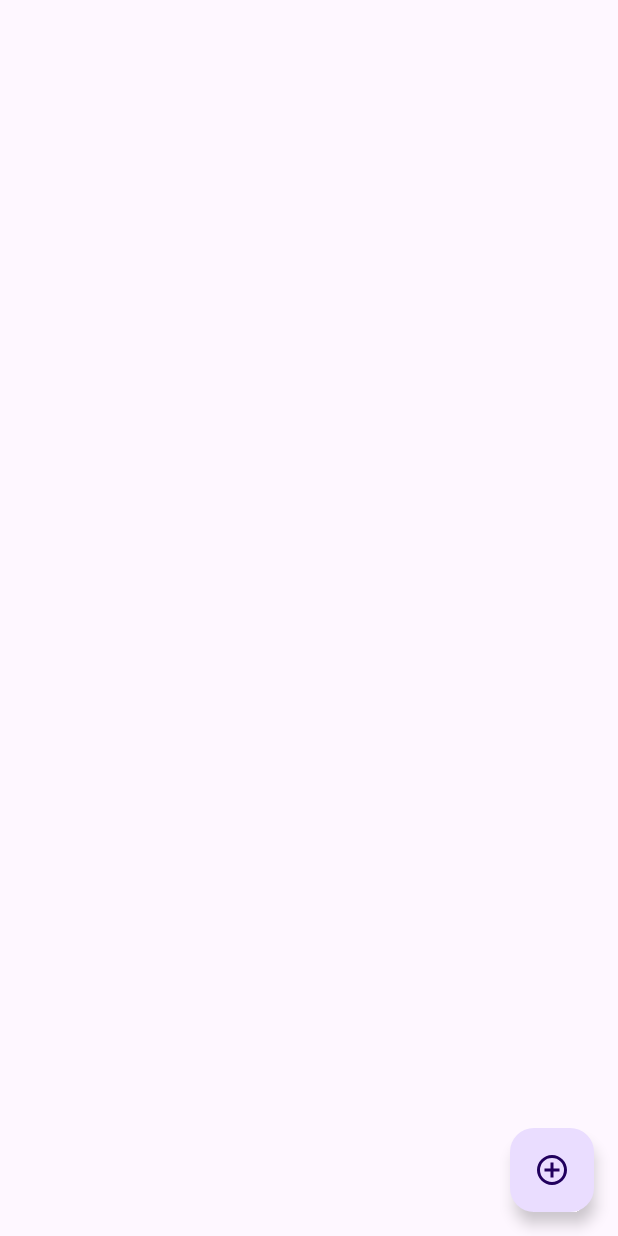
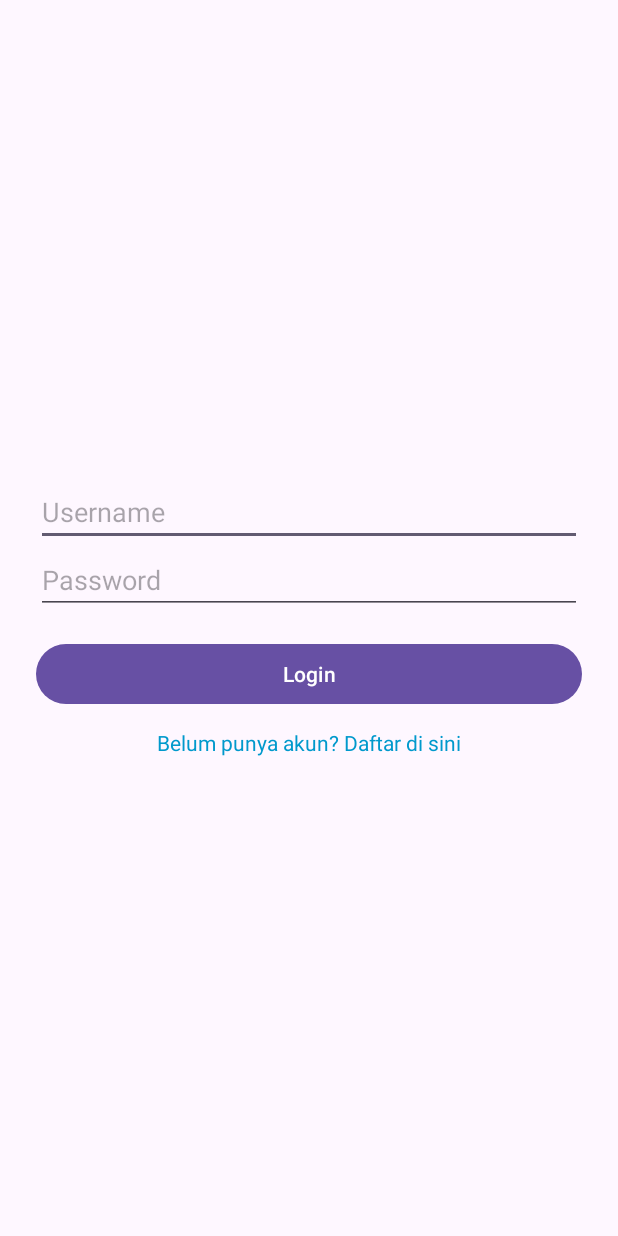
Before and after one commit to saskia-19/PPPB, an Android app: the screen it shows after launch (MainActivity before the commit, LoginActivity after it), on a phone screen of 412 x 824 dp. Run offline under Robolectric (Android 15) with nearby library versions, the phone set to English and light mode, and no system bars.

Commit message:
tambah login dan register menggunakan SharedPreferences

```diff
--- /dev/null
+++ b/MyContactApp/app/src/main/java/com/example/mycontactapp/auth/LoginActivity.kt
@@ -0,0 +1,55 @@
+package com.example.mycontactapp.auth
+
+import android.content.Intent
+import android.content.SharedPreferences
+import android.os.Bundle
+import android.widget.Toast
+import androidx.appcompat.app.AppCompatActivity
+import com.example.mycontactapp.MainActivity
+import com.example.mycontactapp.databinding.ActivityLoginBinding
+import androidx.core.content.edit
+
+class LoginActivity : AppCompatActivity() {
+    private lateinit var binding: ActivityLoginBinding
+    private lateinit var sharedPreferences: SharedPreferences
+
+    override fun onCreate(savedInstanceState: Bundle?) {
+        super.onCreate(savedInstanceState)
+        binding = ActivityLoginBinding.inflate(layoutInflater)
+        setContentView(binding.root)
+
+        sharedPreferences = getSharedPreferences("UserPrefs", MODE_PRIVATE)
+
+        // Kalau user sudah login, langsung ke MainActivity
+        if (sharedPreferences.getBoolean("isLoggedIn", false)) {
+            startActivity(Intent(this, MainActivity::class.java))
+            finish()
+        }
+
+        with(binding) {
+            btnLogin.setOnClickListener {
+                val username = edtUsername.text.toString()
+                val password = edtPassword.text.toString()
+
+                val savedUser = sharedPreferences.getString("username", "")
+                val savedPass = sharedPreferences.getString("password", "")
+
+                if (username == savedUser && password == savedPass) {
+                    sharedPreferences.edit { putBoolean("isLoggedIn", true) }
+                    startActivity(Intent(this@LoginActivity, MainActivity::class.java))
+                    finish()
+                } else {
+                    Toast.makeText(
+                        this@LoginActivity,
+                        "Username atau password salah!",
+                        Toast.LENGTH_SHORT
+                    ).show()
+                }
+            }
+
+            txtRegister.setOnClickListener {
+                startActivity(Intent(this@LoginActivity, RegisterActivity::class.java))
+            }
+        }
+    }
+}
--- /dev/null
+++ b/MyContactApp/app/src/main/res/drawable/outline_logout_24.xml
@@ -0,0 +1,5 @@
+<vector xmlns:android="http://schemas.android.com/apk/res/android" android:autoMirrored="true" android:height="24dp" android:tint="#000000" android:viewportHeight="960" android:viewportWidth="960" android:width="24dp">
+
+    <path android:fillColor="@android:color/white" android:pathData="M200,840Q167,840 143.5,816.5Q120,793 120,760L120,200Q120,167 143.5,143.5Q167,120 200,120L480,120L480,200L200,200Q200,200 200,200Q200,200 200,200L200,760Q200,760 200,760Q200,760 200,760L480,760L480,840L200,840ZM640,680L585,622L687,520L360,520L360,440L687,440L585,338L640,280L840,480L640,680Z"/>
+
+</vector>
--- /dev/null
+++ b/MyContactApp/app/src/main/res/layout/activity_login.xml
@@ -0,0 +1,35 @@
+<LinearLayout xmlns:android="http://schemas.android.com/apk/res/android"
+    android:layout_width="match_parent"
+    android:layout_height="match_parent"
+    android:orientation="vertical"
+    android:padding="24dp"
+    android:gravity="center">
+
+    <EditText
+        android:id="@+id/edtUsername"
+        android:hint="Username"
+        android:layout_width="match_parent"
+        android:layout_height="wrap_content"/>
+
+    <EditText
+        android:id="@+id/edtPassword"
+        android:hint="Password"
+        android:inputType="textPassword"
+        android:layout_width="match_parent"
+        android:layout_height="wrap_content"/>
+
+    <Button
+        android:id="@+id/btnLogin"
+        android:text="Login"
+        android:layout_width="match_parent"
+        android:layout_height="wrap_content"
+        android:layout_marginTop="16dp"/>
+
+    <TextView
+        android:id="@+id/txtRegister"
+        android:text="Belum punya akun? Daftar di sini"
+        android:textColor="@android:color/holo_blue_dark"
+        android:layout_width="wrap_content"
+        android:layout_height="wrap_content"
+        android:layout_marginTop="12dp"/>
+</LinearLayout>
```
Also changed, not shown: MyContactApp/app/src/main/AndroidManifest.xml (+6 -4 lines), MyContactApp/app/src/main/java/com/example/mycontactapp/MainActivity.kt (+10 -0 lines), MyContactApp/app/src/main/java/com/example/mycontactapp/auth/RegisterActivity.kt (added, +46 -0 lines), MyContactApp/app/src/main/res/layout/activity_main.xml (+9 -0 lines), MyContactApp/app/src/main/res/layout/activity_register.xml (added, +35 -0 lines).
